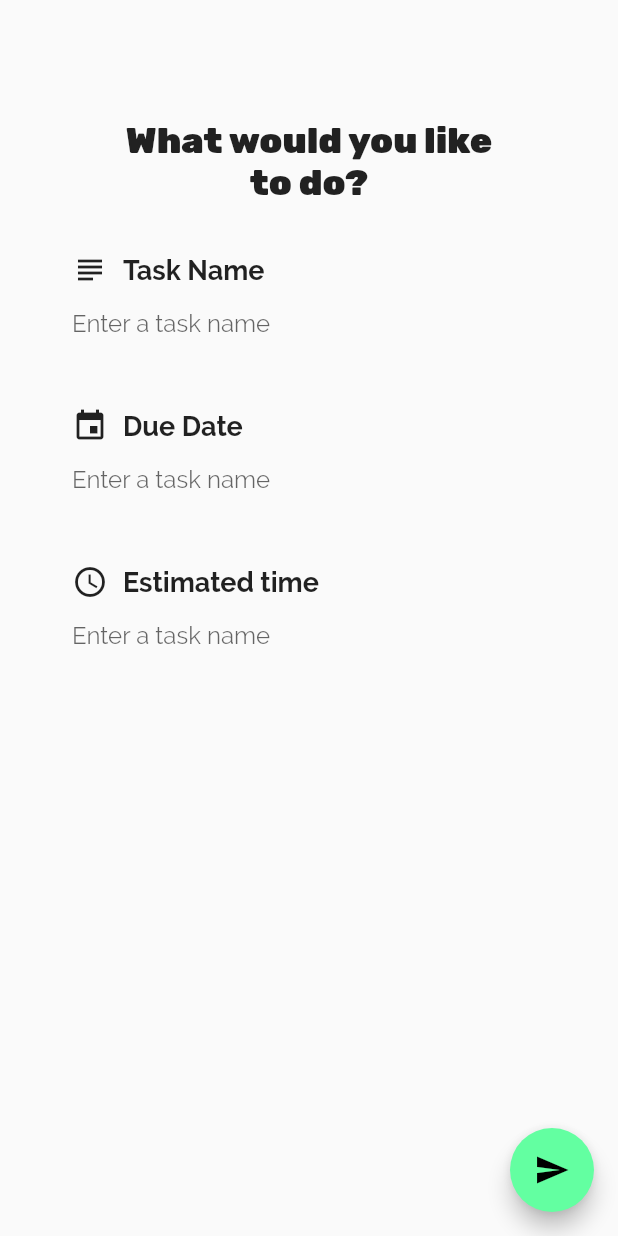
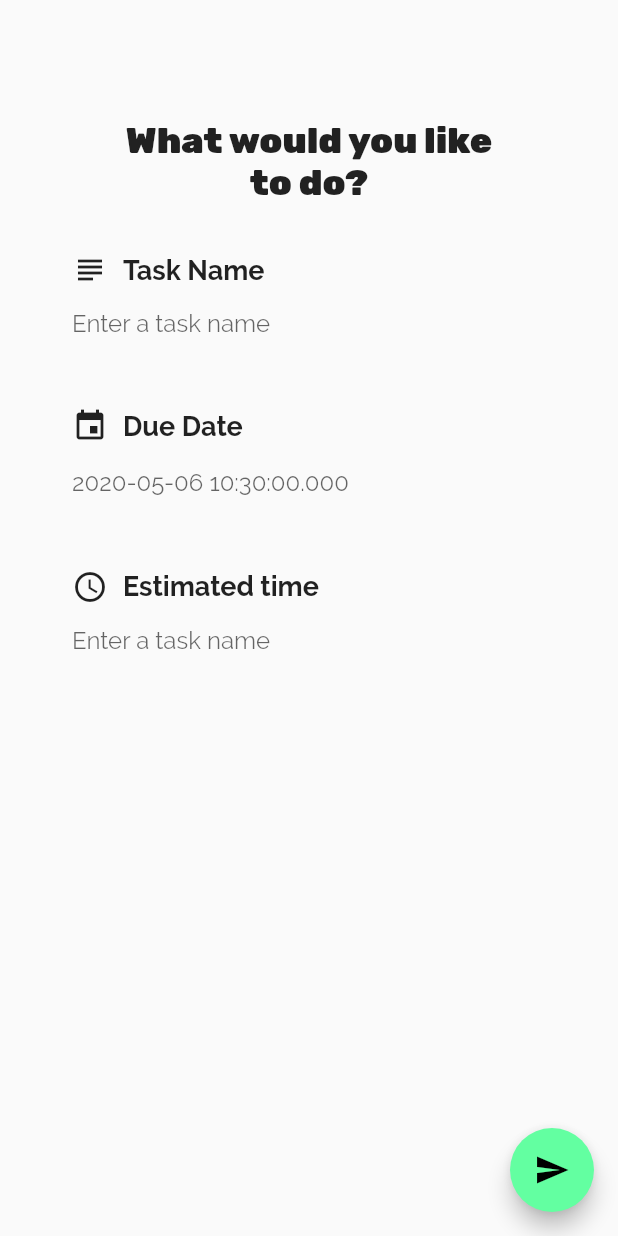
Before and after one commit to garrettluu/routine.ly, a Flutter app: the EditTask screen opened directly, on a phone screen of 412 x 824 dp. Run offline on Flutter 3.47's test engine with Material 2 defaults, Android fonts, the phone set to English and light mode, and no system bars; our stand-ins replace cloud_firestore, flutter_signin_button, flutter_svg; accounts and stored records are empty.

```diff
--- a/lib/main.dart
+++ b/lib/main.dart
@@ -324,10 +324,10 @@ class EditTask extends StatefulWidget {
 
 class _EditTaskState extends State<EditTask> {
   final controllerName = TextEditingController();
+  final controllerTime = TextEditingController();
+  final controllerDue = TextEditingController();
 
-  final controllerTime = TextEditingController();
-
-  final controllerDue = TextEditingController();
+  DateTime _due;
 
   @override
   void dispose() {
@@ -362,7 +362,7 @@ class _EditTaskState extends State<EditTask> {
                     icon: Icons.subject,
                     title: "Task Name",
                     input: TextField(
-                      controller: controllerName,
+                      controller: controllerDue,
                       decoration: InputDecoration(
                         border: InputBorder.none,
                         hintText: "Enter a task name",
@@ -372,13 +372,13 @@ class _EditTaskState extends State<EditTask> {
                   IconInput(
                     icon: Icons.event,
                     title: "Due Date",
-                    input: TextField(
-                      controller: controllerDue,
-                      decoration: InputDecoration(
-                        border: InputBorder.none,
-                        hintText: "Enter a task name",
-                      ),
-                    )
+                    input: DatePicker(
+                      updateState: (date) {
+                        setState(() {
+                          _due = date;
+                        });
+                      },
+                    ),
                   ),
                   IconInput(
                     icon: Icons.access_time,
@@ -456,3 +456,52 @@ class  IconInputState extends State<IconInput> {
     );
   }
 }
+
+class DatePicker extends StatefulWidget {
+  DatePicker({Key key, this.updateState}) : super(key: key);
+  final updateState;
+
+  @override
+  _DatePickerState createState() => _DatePickerState();
+}
+
+class _DatePickerState extends State<DatePicker> {
+  DateTime _dateTime = DateTime.now();
+
+  @override
+  Widget build(BuildContext context) {
+    return GestureDetector(
+      onTap: () {
+        showDatePicker(
+          context: context,
+          initialDate: DateTime.now(),
+          firstDate: DateTime(2010),
+          lastDate: DateTime(2030),
+        ).then((date) {
+          if (date != null) {
+            if (widget.updateState != null) {
+              widget.updateState(date);
+            }
+            setState(() {
+              _dateTime = date;
+            });
+          }
+        });
+      },
+      child: Align(
+        alignment: Alignment.topLeft,
+        child: Padding(
+          padding: const EdgeInsets.symmetric(vertical: 16.0),
+          child: Text(
+            _dateTime.toString(),
+            textAlign: TextAlign.left,
+            style: TextStyle(
+              color: Theme.of(context).hintColor,
+              fontSize: 16,
+            ),
+          ),
+        ),
+      ),
+    );
+  }
+}
--- a/pubspec.yaml
+++ b/pubspec.yaml
@@ -14,7 +14,7 @@ description: A new Flutter project.
 version: 1.0.0+1
 
 environment:
-  sdk: ">=2.1.0 <3.0.0"
+  sdk: ">=2.2.2 <3.0.0"
 
 dependencies:
   flutter:
```
